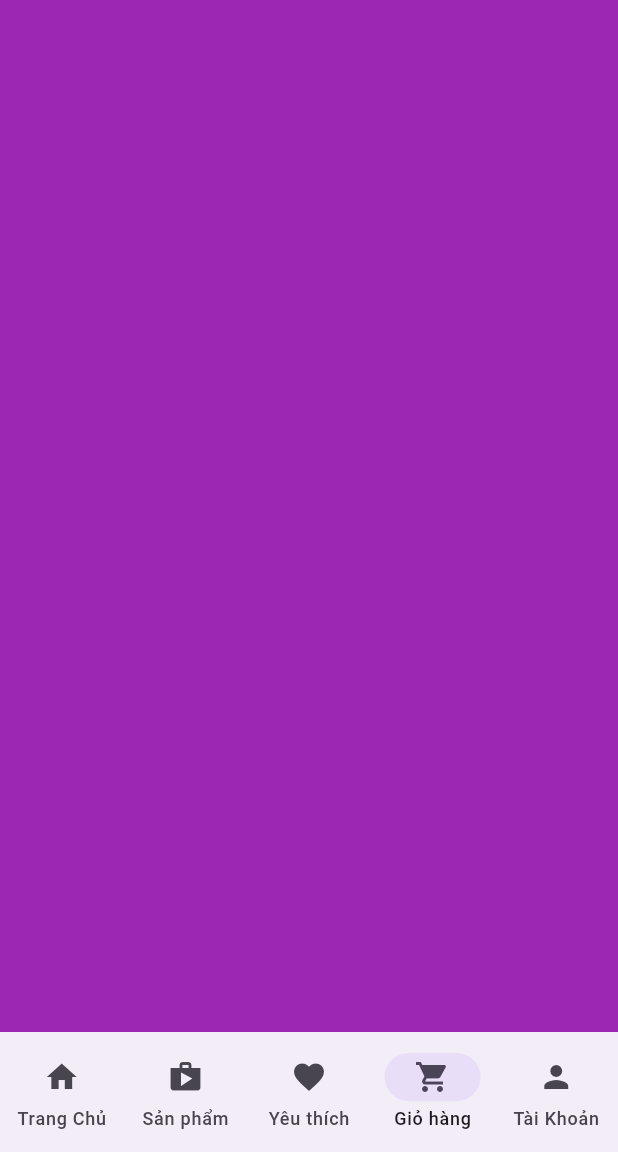
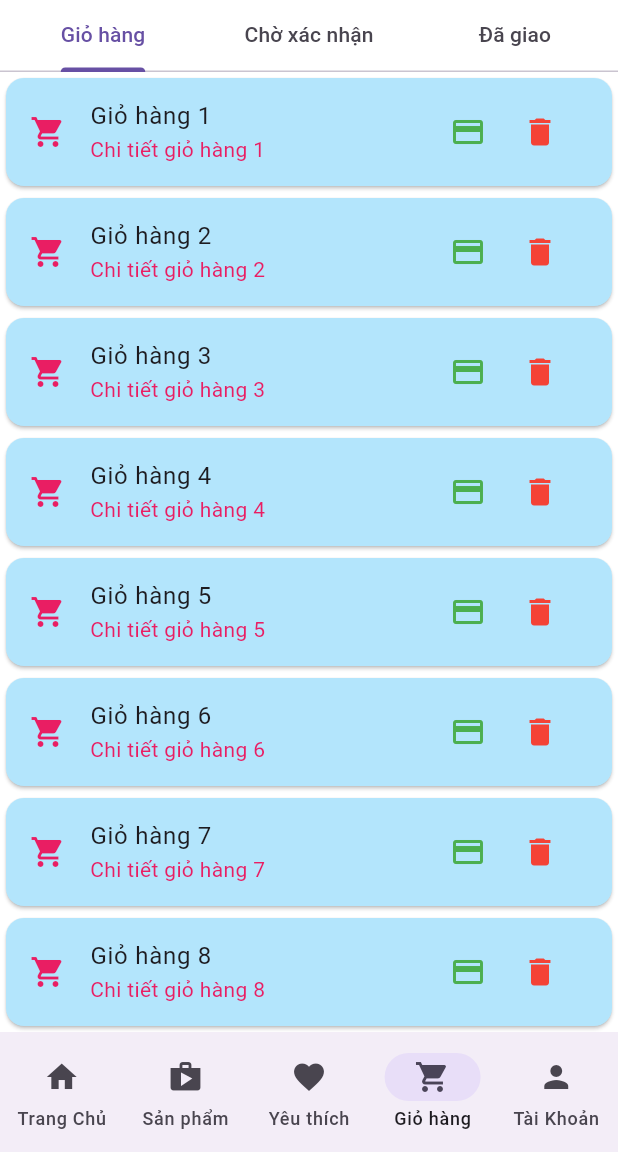
Before and after one commit to TuanHai69/NienLuan_Nghanh, a Flutter app: the HomePage screen opened directly, item 4 of the bottom bar chosen, on a phone screen of 412 x 824 dp, the part 84-1236 px from its top. Run offline on Flutter 3.47's test engine with Material 3 defaults, Android fonts, the phone set to English and light mode, and no system bars.

Commit message:
Commit cart

```diff
--- a/flutter_application_1/lib/home.dart
+++ b/flutter_application_1/lib/home.dart
@@ -3,6 +3,7 @@ import 'package:flutter_application_1/ui/favorites/favorite_slide.dart';
 import 'package:flutter_application_1/ui/products/product_tab_tag.dart';
 
 import 'ui/articals/infor_page.dart';
+import 'ui/carts/cart_page.dart';
 
 class HomePage extends StatefulWidget {
   const HomePage({super.key});
@@ -18,7 +19,7 @@ class _HomePageState extends State<HomePage> {
     const InforPage(),
     const ProductTabTag(),
     const FavoritePage(),
-    Container(color: Colors.purple),
+    const CartPage(),
     Container(color: Colors.blue),
   ];
 
--- /dev/null
+++ b/flutter_application_1/lib/ui/carts/cart_item.dart
@@ -0,0 +1,87 @@
+import 'package:flutter/material.dart';
+
+class CartItemCard extends StatelessWidget {
+  const CartItemCard({
+    super.key,
+  });
+
+  @override
+  Widget build(BuildContext context) {
+    return Column(
+      children: [
+        Expanded(
+          child: ListView.builder(
+            itemCount: 10,
+            itemBuilder: (context, index) {
+              return Card(
+                color: Colors.lightBlue[100],
+                child: ListTile(
+                  leading: const Icon(
+                    Icons.shopping_cart,
+                    color: Colors.pink,
+                  ),
+                  title: Text('Giỏ hàng ${index + 1}'),
+                  subtitle: InkWell(
+                    onTap: () {
+                      showModalBottomSheet(
+                        context: context,
+                        builder: (BuildContext context) {
+                          return SizedBox(
+                            child: ListView.builder(
+                              itemCount: 5,
+                              itemBuilder: (context, i) {
+                                return ListTile(
+                                  title: Text('Chi tiết ${i + 1}'),
+                                  trailing: IconButton(
+                                    icon: const Icon(Icons.delete,
+                                        color: Colors.red),
+                                    onPressed: () {
+                                      print(
+                                          'Sản phẩm ${i + 1} xóa khỏi giỏ hàng');
+                                      // Thêm hành động xóa chi tiết ở đây
+                                    },
+                                  ),
+                                );
+                              },
+                            ),
+                          );
+                        },
+                      );
+                    },
+                    child: Text(
+                      'Chi tiết giỏ hàng ${index + 1}',
+                      style: const TextStyle(
+                        color: Colors.pink,
+                      ),
+                    ),
+                  ),
+                  trailing: Row(
+                    mainAxisSize: MainAxisSize.min,
+                    children: <Widget>[
+                      IconButton(
+                        icon: const Icon(Icons.payment, color: Colors.green),
+                        onPressed: () {
+                          print('Thanh toán giỏ hàng');
+
+                          // Thêm hành động thanh toán ở đây
+                        },
+                      ),
+                      IconButton(
+                        icon: const Icon(Icons.delete, color: Colors.red),
+                        onPressed: () {
+                          print('Xóa sản Giỏ hàng');
+
+                          // Thêm hành động xóa sản phẩm ở đây
+                        },
+                      ),
+                    ],
+                  ),
+                ),
+              );
+            },
+          ),
+        ),
+      ],
+    );
+  }
+}
--- /dev/null
+++ b/flutter_application_1/lib/ui/carts/cart_page.dart
@@ -0,0 +1,34 @@
+import 'package:flutter/material.dart';
+import 'package:flutter_application_1/ui/carts/cart_item.dart';
+
+class CartPage extends StatelessWidget {
+  const CartPage({super.key});
+
+  @override
+  Widget build(BuildContext context) {
+    return const DefaultTabController(
+      length: 3,
+      child: Column(
+        children: [
+          TabBar(
+            tabs: [
+              Tab(text: 'Giỏ hàng'),
+              Tab(text: 'Chờ xác nhận'),
+              Tab(text: 'Đã giao'),
+            ],
+          ),
+          Expanded(
+            child: TabBarView(
+              children: [
+                CartItemCard(),
+                CartItemCard(),
+                CartItemCard(),
+                // Tab 2 content
+              ],
+            ),
+          ),
+        ],
+      ),
+    );
+  }
+}
```
Also changed, not shown: flutter_application_1/lib/ui/dialog_utils.dart (added, +60 -0 lines).
